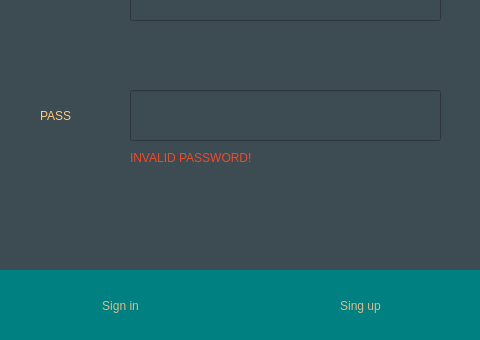
Before: the Qt Designer form login.ui in abduluziz-alghowinem/RegistrationSystem1-, drawn with Qt 5; both pictures show x 0 to 480 and y 280 to 620 of the 480 by 620 pixel window.
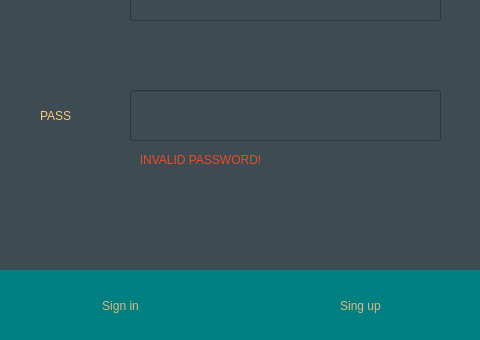
After: the same form once the commit is applied.

```diff
--- a/login.ui
+++ b/login.ui
@@ -146,18 +146,24 @@
     <string>Sing up</string>
    </property>
   </widget>
-  <widget class="QLabel" name="invalidLogin">
+  <widget class="QPushButton" name="invalidLabel_3">
    <property name="geometry">
     <rect>
      <x>130</x>
      <y>430</y>
-     <width>151</width>
-     <height>16</height>
+     <width>141</width>
+     <height>20</height>
     </rect>
    </property>
    <property name="styleSheet">
-    <string notr="true">font: 75 11pt &quot;MS Shell Dlg 2&quot;;
-color: rgb(238, 74, 38);</string>
+    <string notr="true">QPushButton{
+font: 75 11pt &quot;MS Shell Dlg 2&quot;;
+color: rgb(238, 74, 38);
+border-style: dotted;}
+QPushButton:Hover{
+font: 75 11pt &quot;MS Shell Dlg 2&quot;;
+color:  rgb(241, 241, 241);
+border-style: dotted;}</string>
    </property>
    <property name="text">
     <string>INVALID PASSWORD!</string>
```
Left out of the diff: 22 changed lines with no effect on the pictures.
